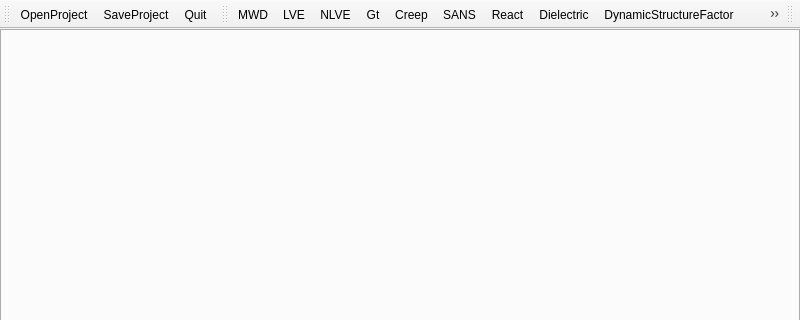
Old version of the form RepTate/gui/ReptateMainWindow.ui in the repository jorge-ramirez-upm/RepTate; both pictures show x 0 to 800 and y 0 to 320 of the 800 by 600 pixel window.
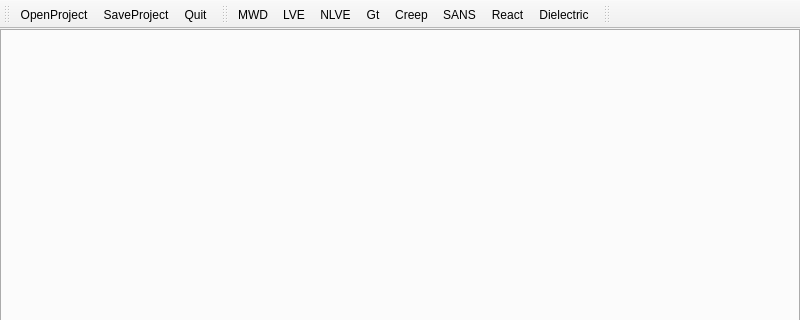
New version of the form. Icons and pictures are not drawn.

Commit message: remove LAOS and DLS icons form toolbar

Patch:
```diff
--- a/RepTate/gui/ReptateMainWindow.ui
+++ b/RepTate/gui/ReptateMainWindow.ui
@@ -102,8 +102,6 @@
    <addaction name="actionSANS"/>
    <addaction name="actionReact"/>
    <addaction name="actionDielectric"/>
-   <addaction name="actionDynamicStructureFactor"/>
-   <addaction name="actionLAOS"/>
   </widget>
   <widget class="QToolBar" name="toolBarHelpAbout">
    <property name="enabled">
```
The commit also changes 1 other file.
